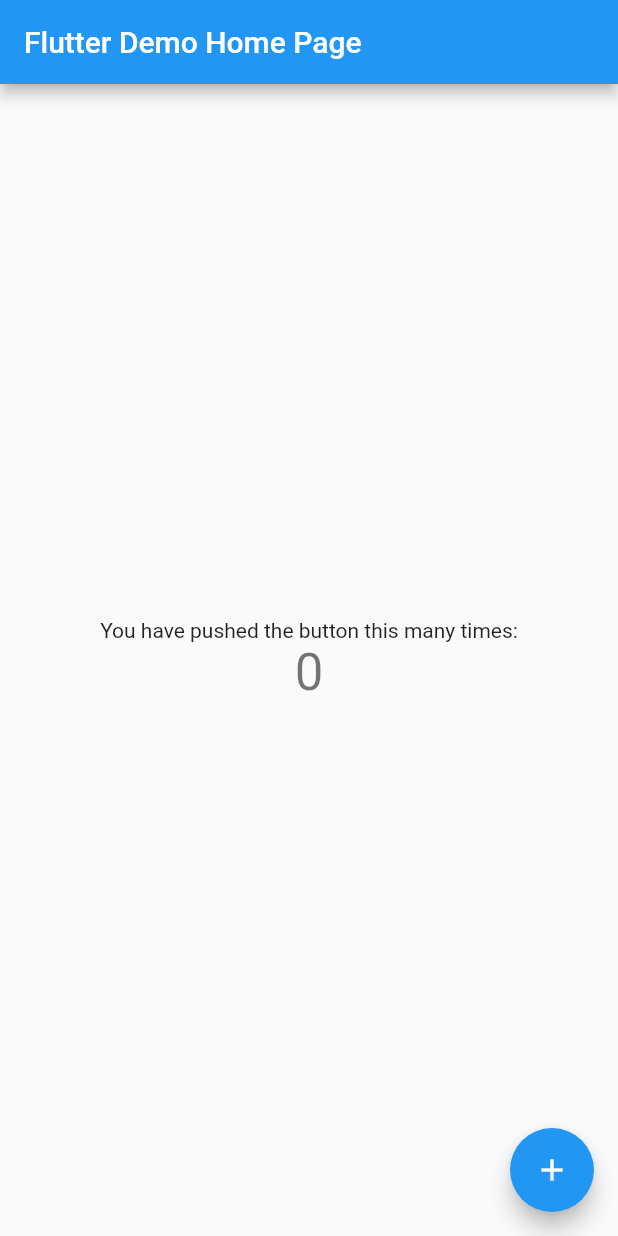
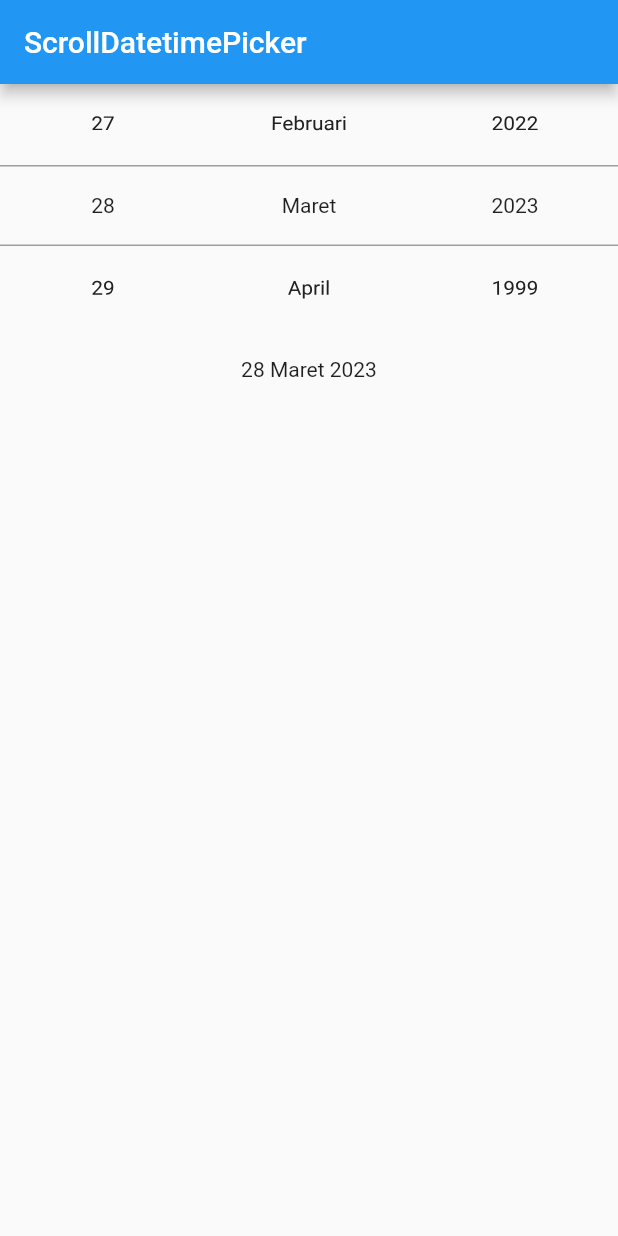
Before and after one commit to dhiyaaulauliyaa/scroll_datetime_picker, a Flutter app: the screen it shows after launch, on a phone screen of 412 x 824 dp. Run offline on Flutter 3.47's test engine with Material 2 defaults, Android fonts, the phone set to English and light mode, and no system bars.

Commit message:
feature(example): create DatePicker example

```diff
--- a/example/lib/main.dart
+++ b/example/lib/main.dart
@@ -1,115 +1,59 @@
 import 'package:flutter/material.dart';
+import 'package:intl/date_symbol_data_local.dart';
+import 'package:intl/intl.dart';
+import 'package:scroll_datetime_picker/scroll_datetime_picker.dart';
 
 void main() {
+  initializeDateFormatting('id');
+
   runApp(const MyApp());
 }
 
 class MyApp extends StatelessWidget {
   const MyApp({super.key});
 
-  // This widget is the root of your application.
   @override
   Widget build(BuildContext context) {
-    return MaterialApp(
-      title: 'Flutter Demo',
-      theme: ThemeData(
-        // This is the theme of your application.
-        //
-        // Try running your application with "flutter run". You'll see the
-        // application has a blue toolbar. Then, without quitting the app, try
-        // changing the primarySwatch below to Colors.green and then invoke
-        // "hot reload" (press "r" in the console where you ran "flutter run",
-        // or simply save your changes to "hot reload" in a Flutter IDE).
-        // Notice that the counter didn't reset back to zero; the application
-        // is not restarted.
-        primarySwatch: Colors.blue,
-      ),
-      home: const MyHomePage(title: 'Flutter Demo Home Page'),
+    return const MaterialApp(
+      home: MyHomePage(),
     );
   }
 }
 
 class MyHomePage extends StatefulWidget {
-  const MyHomePage({super.key, required this.title});
-
-  // This widget is the home page of your application. It is stateful, meaning
-  // that it has a State object (defined below) that contains fields that affect
-  // how it looks.
-
-  // This class is the configuration for the state. It holds the values (in this
-  // case the title) provided by the parent (in this case the App widget) and
-  // used by the build method of the State. Fields in a Widget subclass are
-  // always marked "final".
-
-  final String title;
+  const MyHomePage({super.key});
 
   @override
   State<MyHomePage> createState() => _MyHomePageState();
 }
 
 class _MyHomePageState extends State<MyHomePage> {
-  int _counter = 0;
-
-  void _incrementCounter() {
-    setState(() {
-      // This call to setState tells the Flutter framework that something has
-      // changed in this State, which causes it to rerun the build method below
-      // so that the display can reflect the updated values. If we changed
-      // _counter without calling setState(), then the build method would not be
-      // called again, and so nothing would appear to happen.
-      _counter++;
-    });
-  }
+  DateTime date = DateTime.now();
 
   @override
   Widget build(BuildContext context) {
-    // This method is rerun every time setState is called, for instance as done
-    // by the _incrementCounter method above.
-    //
-    // The Flutter framework has been optimized to make rerunning build methods
-    // fast, so that you can just rebuild anything that needs updating rather
-    // than having to individually change instances of widgets.
     return Scaffold(
       appBar: AppBar(
-        // Here we take the value from the MyHomePage object that was created by
-        // the App.build method, and use it to set our appbar title.
-        title: Text(widget.title),
+        title: const Text('ScrollDatetimePicker'),
       ),
-      body: Center(
-        // Center is a layout widget. It takes a single child and positions it
-        // in the middle of the parent.
-        child: Column(
-          // Column is also a layout widget. It takes a list of children and
-          // arranges them vertically. By default, it sizes itself to fit its
-          // children horizontally, and tries to be as tall as its parent.
-          //
-          // Invoke "debug painting" (press "p" in the console, choose the
-          // "Toggle Debug Paint" action from the Flutter Inspector in Android
-          // Studio, or the "Toggle Debug Paint" command in Visual Studio Code)
-          // to see the wireframe for each widget.
-          //
-          // Column has various properties to control how it sizes itself and
-          // how it positions its children. Here we use mainAxisAlignment to
-          // center the children vertically; the main axis here is the vertical
-          // axis because Columns are vertical (the cross axis would be
-          // horizontal).
-          mainAxisAlignment: MainAxisAlignment.center,
-          children: <Widget>[
-            const Text(
-              'You have pushed the button this many times:',
+      body: Column(
+        children: [
+          ScrollDatePicker(
+            itemExtent: 54,
+            // infiniteScroll: true,
+            dateOption: DatePickerOption(
+              minDate: DateTime(2000),
+              initialDate: date,
+              locale: const Locale('id', 'ID'),
             ),
-            Text(
-              '$_counter',
-              style: Theme.of(context).textTheme.headline4,
-            ),
-          ],
-        ),
+            onChange: (datetime) => setState(() {
+              date = datetime;
+            }),
+          ),
+          const SizedBox(height: 20),
+          Text(DateFormat('dd MMMM yyyy', 'id').format(date)),
+        ],
       ),
-      floatingActionButton: FloatingActionButton(
-        onPressed: _incrementCounter,
-        tooltip: 'Increment',
-        child: const Icon(Icons.add),
-      ), // This trailing comma makes auto-formatting nicer for build methods.
     );
   }
 }
```
